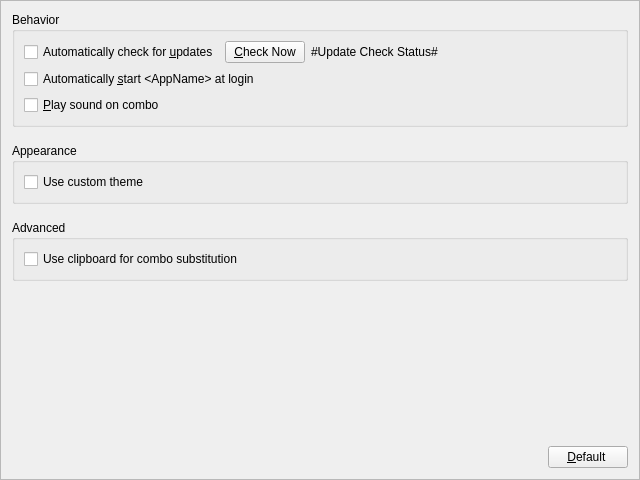
Qt form PreferencesFrame.ui (xmichelo/Beeftext) before a commit.
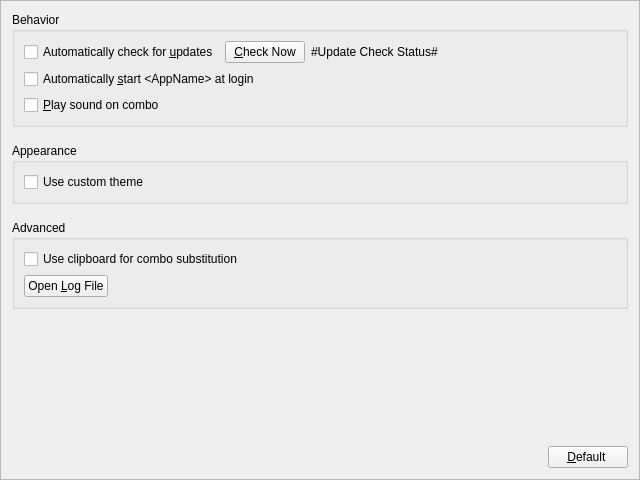
The same form after that commit.

Commit message: Added button and context menu to open the log file. Fixes #24.

What changed in the file:
```diff
--- a/PreferencesFrame.ui
+++ b/PreferencesFrame.ui
@@ -141,6 +141,30 @@
         </property>
        </widget>
       </item>
+      <item>
+       <layout class="QHBoxLayout" name="horizontalLayout_3">
+        <item>
+         <widget class="QPushButton" name="buttonOpenLogFile">
+          <property name="text">
+           <string>Open &amp;Log File</string>
+          </property>
+         </widget>
+        </item>
+        <item>
+         <spacer name="horizontalSpacer_2">
+          <property name="orientation">
+           <enum>Qt::Horizontal</enum>
+          </property>
+          <property name="sizeHint" stdset="0">
+           <size>
+            <width>40</width>
+            <height>20</height>
+           </size>
+          </property>
+         </spacer>
+        </item>
+       </layout>
+      </item>
      </layout>
     </widget>
    </item>
```
Left out of the diff: 41 changed lines with no effect on the pictures. The commit also changes 9 other files.
